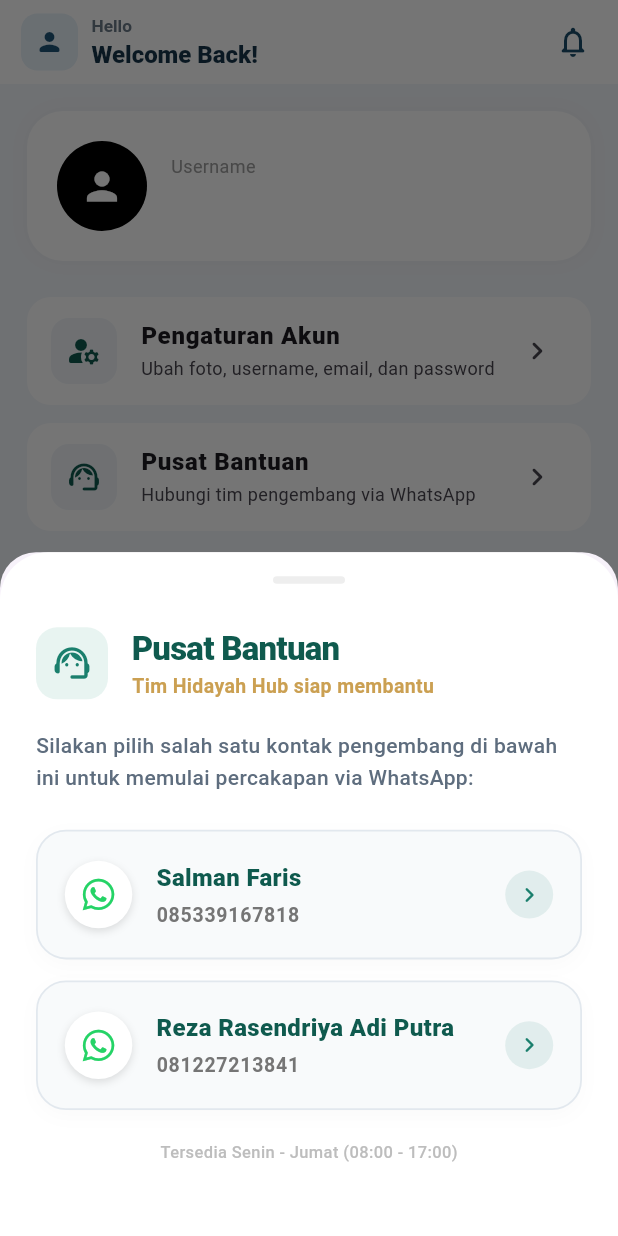
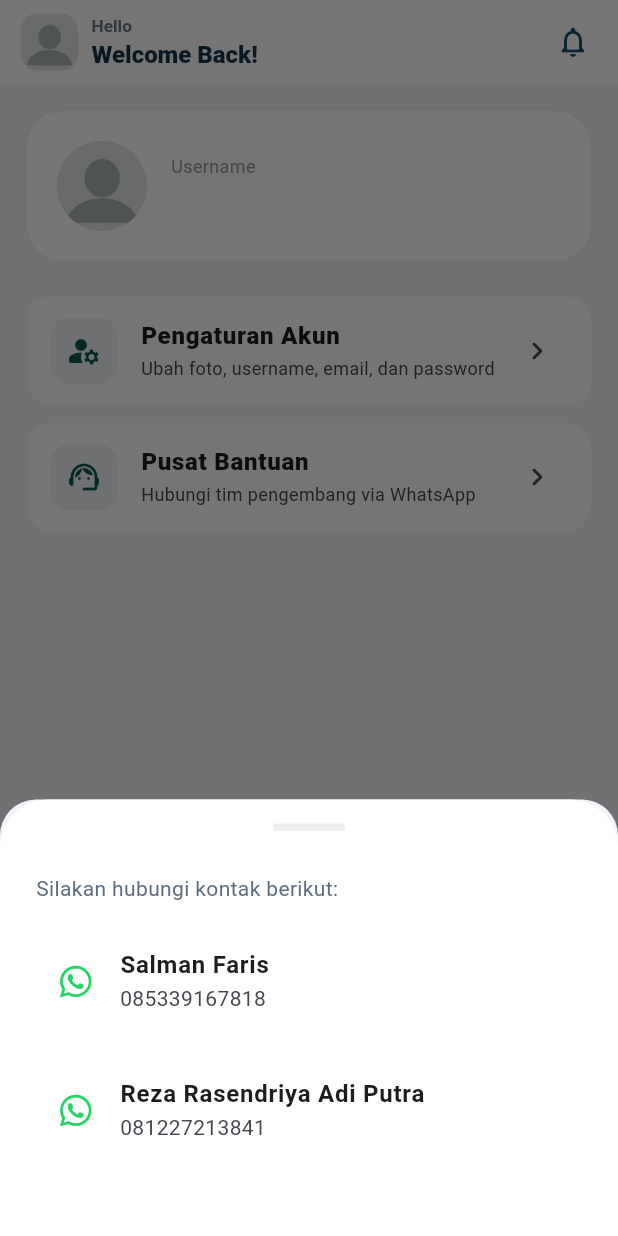
Before and after one commit to salman01-a/HidayahHub, a Flutter app: the HomePage screen opened directly with empty values, item 2 of the bottom bar chosen, after a tap on "Pusat Bantuan", on a phone screen of 412 x 824 dp. Run offline on Flutter 3.47's test engine with Material 3 defaults, Android fonts, the phone set to English and light mode, and no system bars; our stand-ins replace audioplayers, camera, flutter_compass, flutter_dotenv, flutter_local_notifications, font_awesome_flutter and 10 more; accounts and stored records are empty; network calls fail.

Commit message:
profile dikit lagi

```diff
--- a/lib/controllers/auth_controller.dart
+++ b/lib/controllers/auth_controller.dart
@@ -86,6 +86,10 @@ class AuthController {
 
       final currentUser = await _db.getUserByEmail(email);
       String finalHash = currentUser?.passwordHash ?? '';
+      String finalProfilePath =
+          profilePath ??
+          currentUser?.profilePath ??
+          'assets/profile/default.png';
 
       if (password != null && password.isNotEmpty) {
         finalHash = UserModel.hashPassword(password);
@@ -96,6 +100,7 @@ class AuthController {
         name: name,
         email: email,
         passwordHash: finalHash,
+        profilePath: finalProfilePath,
       );
 
       await _db.updateUser(updatedUser);
--- a/lib/models/user.dart
+++ b/lib/models/user.dart
@@ -7,20 +7,31 @@ class UserModel {
   final String name;
   final String email;
   final String passwordHash;
+  final String profilePath;
 
-  UserModel({this.id, required this.name, required this.email, required this.passwordHash});
+  UserModel({
+    this.id,
+    required this.name,
+    required this.email,
+    required this.passwordHash,
+    this.profilePath = 'assets/profile/default.png',
+  });
 
   Map<String, dynamic> toMap() {
     final map = <String, dynamic>{
       'name': name,
       'email': email,
       'password': passwordHash,
+      'profilePath': profilePath,
     };
     if (id != null) map['id'] = id;
     return map;
   }
 
   factory UserModel.fromMap(Map<String, dynamic> m) {
+    String pPath = m['profilePath'] as String? ?? 'assets/profile/default.png';
+    if (pPath == 'assets/default.png') pPath = 'assets/profile/default.png';
+
     return UserModel(
       id: m['id'] as int?,
       name: m['name'] as String? ?? '',
@@ -36,12 +47,18 @@ class UserModel {
   }
 
   /// Convenience factory to create user from plain password (it will be hashed)
-  factory UserModel.create({int? id, required String name, required String email, required String password}) {
+  factory UserModel.create({
+    int? id,
+    required String name,
+    required String email,
+    required String password,
+  }) {
     return UserModel(
       id: id,
       name: name,
       email: email,
       passwordHash: hashPassword(password),
+      profilePath: 'assets/profile/default.png',
     );
   }
 }
--- a/lib/screen/home/profile_view.dart
+++ b/lib/screen/home/profile_view.dart
@@ -1,11 +1,13 @@
+import 'dart:io';
 import 'package:flutter/material.dart';
+import 'package:image_picker/image_picker.dart'; // Import Image Picker
 import '../../controllers/auth_controller.dart';
 import '../../models/user.dart';
 import '../../services/session_service.dart';
 import 'package:font_awesome_flutter/font_awesome_flutter.dart';
 import 'package:url_launcher/url_launcher.dart';
 
-class ProfileView extends StatelessWidget {
+class ProfileView extends StatefulWidget {
   final String userName;
   final VoidCallback onUpdate;
   const ProfileView({
@@ -13,6 +15,27 @@ class ProfileView extends StatelessWidget {
     required this.userName,
     required this.onUpdate,
   });
+
+  @override
+  State<ProfileView> createState() => _ProfileViewState();
+}
+
+class _ProfileViewState extends State<ProfileView> {
+  UserModel? _currentUser;
+
+  @override
+  void initState() {
+    super.initState();
+    _loadUser();
+  }
+
+  Future<void> _loadUser() async {
+    final email = await SessionService.instance.getLastEmail();
+    if (email != null) {
+      final user = await AuthController.instance.getUserByEmail(email);
+      if (mounted) setState(() => _currentUser = user);
+    }
+  }
 
   @override
   Widget build(BuildContext context) {
@@ -39,6 +62,11 @@ class ProfileView extends StatelessWidget {
   }
 
   Widget _buildUserHeader() {
+    final path = _currentUser?.profilePath ?? 'assets/profile/default.png';
+    final imageProvider = path.startsWith('assets/')
+        ? AssetImage(path) as ImageProvider
+        : FileImage(File(path));
+
     return Container(
       padding: const EdgeInsets.all(20),
       decoration: BoxDecoration(
@@ -50,10 +78,10 @@ class ProfileView extends StatelessWidget {
       ),
       child: Row(
         children: [
-          const CircleAvatar(
+          CircleAvatar(
             radius: 30,
-            backgroundColor: Colors.black,
-            child: Icon(Icons.person, color: Colors.white, size: 30),
+            backgroundColor: Colors.grey.shade200,
+            backgroundImage: imageProvider,
           ),
           const SizedBox(width: 16),
           Expanded(
@@ -65,7 +93,7 @@ class ProfileView extends StatelessWidget {
                   style: TextStyle(color: Colors.grey, fontSize: 12),
                 ),
                 Text(
-                  userName,
+                  widget.userName,
                   style: const TextStyle(
                     fontSize: 18,
                     fontWeight: FontWeight.w900,
@@ -80,15 +108,13 @@ class ProfileView extends StatelessWidget {
   }
 
   void _navigateToEdit(BuildContext context) async {
-    final email = await SessionService.instance.getLastEmail();
-    if (email == null) return;
-    final user = await AuthController.instance.getUserByEmail(email);
-    if (user != null && context.mounted) {
+    if (_currentUser != null && context.mounted) {
       await Navigator.push(
         context,
-        MaterialPageRoute(builder: (_) => EditProfilePage(user: user)),
+        MaterialPageRoute(builder: (_) => EditProfilePage(user: _currentUser!)),
       );
-      onUpdate();
+      await _loadUser();
+      widget.onUpdate();
     }
   }
 
@@ -99,7 +125,7 @@ class ProfileView extends StatelessWidget {
       shape: const RoundedRectangleBorder(
         borderRadius: BorderRadius.vertical(top: Radius.circular(24)),
       ),
-      builder: (_) => HelpCenterSheet(userName: userName),
+      builder: (_) => HelpCenterSheet(userName: widget.userName),
     );
   }
 }
@@ -153,6 +179,8 @@ class _EditProfilePageState extends State<EditProfilePage> {
   bool _loading = false;
   bool _obscurePassword = true;
 
+  File? _selectedImage; // State untuk gambar dari galeri
+
   static const Color _deepTeal = Color(0xFF0F5A4E);
   static const Color _primaryTeal = Color(0xFF1A7F6D);
   static const Color _accentGold = Color(0xFFCBA052);
@@ -164,6 +192,17 @@ class _EditProfilePageState extends State<EditProfilePage> {
     _nameController = TextEditingController(text: widget.user.name);
     _emailController = TextEditingController(text: widget.user.email);
     _passController = TextEditingController();
+  }
+
+  // Fungsi ambil gambar dari galeri
+  Future<void> _pickImage() async {
+    final ImagePicker picker = ImagePicker();
+    final XFile? image = await picker.pickImage(source: ImageSource.gallery);
+    if (image != null) {
+      setState(() {
+        _selectedImage = File(image.path);
+      });
+    }
   }
 
   void _showSnackBar(String msg, {bool isError = true}) {
@@ -187,25 +226,15 @@ class _EditProfilePageState extends State<EditProfilePage> {
       return;
     }
 
-    if (password.isNotEmpty) {
-      final passRegex = RegExp(
-        r'^(?=.*[A-Z])(?=.*[0-9])(?=.*[!@#$%^&*(),.?":{}|<>]).{8,}$',
-      );
-      if (!passRegex.hasMatch(password)) {
-        _showSnackBar(
-          "Password minimal 8 karakter, mengandung huruf kapital, angka, dan simbol",
-        );
-        return;
-      }
-    }
-
     setState(() => _loading = true);
 
+    // Sisipkan _selectedImage?.path ke parameter profilePath
     final res = await AuthController.instance.updateProfile(
       id: widget.user.id!,
       name: name,
       email: email,
       password: password,
+      profilePath: _selectedImage?.path ?? widget.user.profilePath,
     );
 
     if (!mounted) return;
@@ -248,6 +277,8 @@ class _EditProfilePageState extends State<EditProfilePage> {
         child: Column(
           children: [
             Center(
+              child: GestureDetector(
+                onTap: _pickImage, // Trigger ganti gambar saat diketuk
                 child: Stack(
                   children: [
                     Container(
@@ -267,11 +298,14 @@ class _EditProfilePageState extends State<EditProfilePage> {
                             offset: const Offset(0, 8),
                           ),
                         ],
+                        image: DecorationImage(
+                          image: _selectedImage != null
+                              ? FileImage(_selectedImage!) as ImageProvider
+                              : (widget.user.profilePath.startsWith('assets/')
+                                    ? AssetImage(widget.user.profilePath)
+                                    : FileImage(File(widget.user.profilePath))),
+                          fit: BoxFit.cover,
                         ),
-                    child: const Icon(
-                      Icons.person_rounded,
-                      size: 60,
-                      color: _primaryTeal,
                       ),
                     ),
                     Positioned(
@@ -291,6 +325,7 @@ class _EditProfilePageState extends State<EditProfilePage> {
                       ),
                     ),
                   ],
+                ),
               ),
             ),
             const SizedBox(height: 32),
@@ -329,8 +364,6 @@ class _EditProfilePageState extends State<EditProfilePage> {
                   shape: RoundedRectangleBorder(
                     borderRadius: BorderRadius.circular(18),
                   ),
-                  elevation: 4,
-                  shadowColor: _primaryTeal.withOpacity(0.4),
                 ),
                 child: _loading
                     ? const SizedBox(
@@ -424,31 +457,22 @@ class _EditProfilePageState extends State<EditProfilePage> {
   }
 }
 
+// Biarkan kelas HelpCenterSheet sesuai bawaan
 class HelpCenterSheet extends StatelessWidget {
   final String userName;
   const HelpCenterSheet({super.key, required this.userName});
 
-  static const Color _deepTeal = Color(0xFF0F5A4E);
-  static const Color _primaryTeal = Color(0xFF1A7F6D);
-  static const Color _accentGold = Color(0xFFCBA052);
-  static const Color _bgSoft = Color(0xFFF8FAFB);
-
   Future<void> _launchWhatsApp(String phone) async {
-    String formattedPhone = phone;
-    if (phone.startsWith('0')) {
-      formattedPhone = '62${phone.substring(1)}';
-    }
-
+    String formattedPhone = phone.startsWith('0')
+        ? '62${phone.substring(1)}'
+        : phone;
     final String message =
         "Halo, saya pengguna Hidayah Hub dengan username=$userName hendak meminta bantuan dari tim pengembang terkait...";
-
     final Uri url = Uri.parse(
       "https://wa.me/$formattedPhone?text=${Uri.encodeComponent(message)}",
     );
-
-    if (!await launchUrl(url, mode: LaunchMode.externalApplication)) {
+    if (!await launchUrl(url, mode: LaunchMode.externalApplication))
       throw Exception('Tidak bisa membuka WhatsApp $url');
-    }
   }
 
   @override
@@ -474,163 +498,29 @@ class HelpCenterSheet extends StatelessWidget {
             ),
           ),
           const SizedBox(height: 28),
-
-          Row(
-            children: [
-              Container(
-                padding: const EdgeInsets.all(10),
-                decoration: BoxDecoration(
-                  color: const Color(0xFFE8F4F1),
-                  borderRadius: BorderRadius.circular(14),
+          const Text(
+            'Silakan hubungi kontak berikut:',
+            style: TextStyle(color: Color(0xFF5E6D7E)),
           ),
-                child: const Icon(
-                  Icons.support_agent_rounded,
-                  color: _primaryTeal,
-                  size: 28,
-                ),
-              ),
-              const SizedBox(width: 16),
-              const Column(
-                crossAxisAlignment: CrossAxisAlignment.start,
-                children: [
-                  Text(
-                    'Pusat Bantuan',
-                    style: TextStyle(
-                      fontSize: 22,
-                      fontWeight: FontWeight.w900,
-                      color: _deepTeal,
-                      letterSpacing: -0.5,
-                    ),
-                  ),
-                  Text(
-                    'Tim Hidayah Hub siap membantu',
-                    style: TextStyle(
-                      color: _accentGold,
-                      fontSize: 13,
-                      fontWeight: FontWeight.w600,
-                    ),
-                  ),
-                ],
-              ),
-            ],
-          ),
-          const SizedBox(height: 20),
-
-          const Text(
-            'Silakan pilih salah satu kontak pengembang di bawah ini untuk memulai percakapan via WhatsApp:',
-            style: TextStyle(
-              color: Color(0xFF5E6D7E),
-              fontSize: 14,
-              height: 1.5,
-              fontWeight: FontWeight.w500,
-            ),
-          ),
-          const SizedBox(height: 24),
-
+          const SizedBox(height: 16),
           _whatsappItem('Salman Faris', '085339167818'),
           const SizedBox(height: 14),
           _whatsappItem('Reza Rasendriya Adi Putra', '081227213841'),
-
-          const SizedBox(height: 20),
-          Center(
-            child: Text(
-              'Tersedia Senin - Jumat (08:00 - 17:00)',
-              style: TextStyle(
-                color: Colors.grey.shade400,
-                fontSize: 11,
-                fontWeight: FontWeight.w500,
-              ),
-            ),
-          ),
         ],
       ),
     );
   }
 
   Widget _whatsappItem(String name, String phone) {
-    return Material(
-      color: Colors.transparent,
-      child: InkWell(
+    return InkWell(
       onTap: () => _launchWhatsApp(phone),
-        borderRadius: BorderRadius.circular(20),
-        child: Container(
-          padding: const EdgeInsets.all(18),
-          decoration: BoxDecoration(
-            color: _bgSoft,
-            borderRadius: BorderRadius.circular(20),
-            border: Border.all(color: const Color(0xFFE2E8EE), width: 1.2),
-            boxShadow: [
-              BoxShadow(
-                color: Colors.black.withOpacity(0.02),
-                blurRadius: 10,
-                offset: const Offset(0, 4),
-              ),
-            ],
-          ),
-          child: Row(
-            children: [
-              Container(
-                padding: const EdgeInsets.all(12),
-                decoration: const BoxDecoration(
-                  color: Colors.white,
-                  shape: BoxShape.circle,
-                  boxShadow: [
-                    BoxShadow(
-                      color: Colors.black12,
-                      blurRadius: 4,
-                      offset: Offset(0, 2),
-                    ),
-                  ],
-                ),
-                child: const FaIcon(
+      child: ListTile(
+        leading: const FaIcon(
           FontAwesomeIcons.whatsapp,
           color: Color(0xFF25D366),
-                  size: 24,
         ),
-              ),
-              const SizedBox(width: 16),
-
-              Expanded(
-                child: Column(
-                  crossAxisAlignment: CrossAxisAlignment.start,
-                  children: [
-                    Text(
-                      name,
-                      style: const TextStyle(
-                        fontWeight: FontWeight.w800,
-                        fontSize: 16,
-                        color: _deepTeal,
-                      ),
-                    ),
-                    const SizedBox(height: 4),
-                    Text(
-                      phone,
-                      style: TextStyle(
-                        fontSize: 13,
-                        color: Colors.grey.shade600,
-                        fontWeight: FontWeight.w600,
-                        letterSpacing: 0.5,
-                      ),
-                    ),
-                  ],
-                ),
-              ),
-
-              Container(
-                padding: const EdgeInsets.all(6),
-                decoration: BoxDecoration(
-                  color: _primaryTeal.withOpacity(0.1),
-                  shape: BoxShape.circle,
-                ),
-                child: const Icon(
-                  Icons.chevron_right_rounded,
-                  size: 20,
-                  color: _primaryTeal,
-                ),
-              ),
-            ],
-          ),
-        ),
+        title: Text(name, style: const TextStyle(fontWeight: FontWeight.bold)),
+        subtitle: Text(phone),
       ),
     );
   }
--- a/lib/screen/home_page.dart
+++ b/lib/screen/home_page.dart
@@ -18,7 +18,9 @@ import 'login_page.dart';
 import 'home/chatbot_view.dart';
 import 'home/minigames_view.dart';
 import '../services/session_service.dart';
+import 'dart:io';
 
+import '../controllers/auth_controller.dart';
 import '../controllers/dashboard_controller.dart';
 
 class HomePage extends StatefulWidget {
@@ -35,12 +37,15 @@ class _HomePageState extends State<HomePage> {
   final SessionService _sessionService = SessionService.instance;
   late String _currentUserName;
   late final DashboardController _dashboardController = DashboardController();
+
+  String _profilePath = 'assets/profile/default.png';
   @override
   void initState() {
     super.initState();
     _controller = HomeController();
     _controller.addListener(_onControllerChanged);
     _currentUserName = widget.userName;
+    _loadProfileImage();
   }
 
   @override
@@ -53,6 +58,28 @@ class _HomePageState extends State<HomePage> {
   void _onControllerChanged() {
     if (!mounted) return;
     setState(() {});
+  }
+
+  Future<void> _loadProfileImage() async {
+    final email = await _sessionService.getLastEmail();
+    if (email != null) {
+      final user = await AuthController.instance.getUserByEmail(email);
+      if (user != null && mounted) {
+        setState(() {
+          _profilePath = user.profilePath;
+        });
+      }
+    }
+  }
+
+  Future<void> _refreshProfileData() async {
+    final name = await _sessionService.getSessionUserName();
+    if (name != null && mounted) {
+      setState(() {
+        _currentUserName = name;
+      });
+    }
+    _loadProfileImage();
   }
 
   void _onHomeFeatureTap(HomeFeature feature) {
@@ -313,14 +340,14 @@ class _HomePageState extends State<HomePage> {
     );
   }
 
-  Future<void> _refreshProfileData() async {
-    final name = await _sessionService.getSessionUserName();
-    if (name != null && mounted) {
-      setState(() {
-        _currentUserName = name;
-      });
-    }
-  }
+  // Future<void> _refreshProfileData() async {
+  //   final name = await _sessionService.getSessionUserName();
+  //   if (name != null && mounted) {
+  //     setState(() {
+  //       _currentUserName = name;
+  //     });
+  //   }
+  // }
 
   @override
   Widget build(BuildContext context) {
@@ -352,11 +379,12 @@ class _HomePageState extends State<HomePage> {
               decoration: BoxDecoration(
                 color: const Color(0xFFE6F1F9),
                 borderRadius: BorderRadius.circular(11),
-              ),
-              child: const Icon(
-                Icons.person_rounded,
-                color: Color(0xFF1F5577),
-                size: 20,
+                image: DecorationImage(
+                  image: _profilePath.startsWith('assets/')
+                      ? AssetImage(_profilePath) as ImageProvider
+                      : FileImage(File(_profilePath)),
+                  fit: BoxFit.cover,
+                ),
               ),
             ),
             const SizedBox(width: 9),
--- a/lib/services/db_helper.dart
+++ b/lib/services/db_helper.dart
@@ -19,10 +19,10 @@ class DBHelper {
   Future<Database> _initDB() async {
     final databasesPath = await getDatabasesPath();
     final path = p.join(databasesPath, 'hidayahhub.db');
-
+    // await deleteDatabase(path);
     return await openDatabase(
       path,
-      version: 2,
+      version: 3,
       onCreate: _onCreate,
       onUpgrade: _onUpgrade,
     );
--- a/pubspec.yaml
+++ b/pubspec.yaml
@@ -79,6 +79,7 @@ flutter:
   # To add assets to your application, add an assets section, like this:
   assets:
     - assets/
+    - assets/profile/
     - .env
 
   # An image asset can refer to one or more resolution-specific "variants", see
```
Lines whose indentation alone changed are shown as unchanged.
